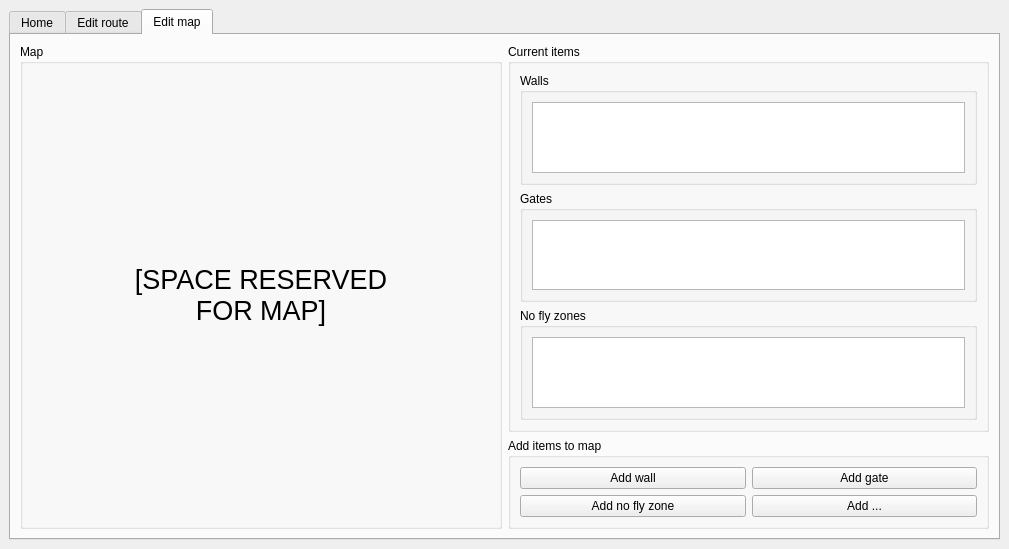
The window that hri.ui (dapeef/3yp-sheep-herding) describes before a commit, drawn with Qt 5.
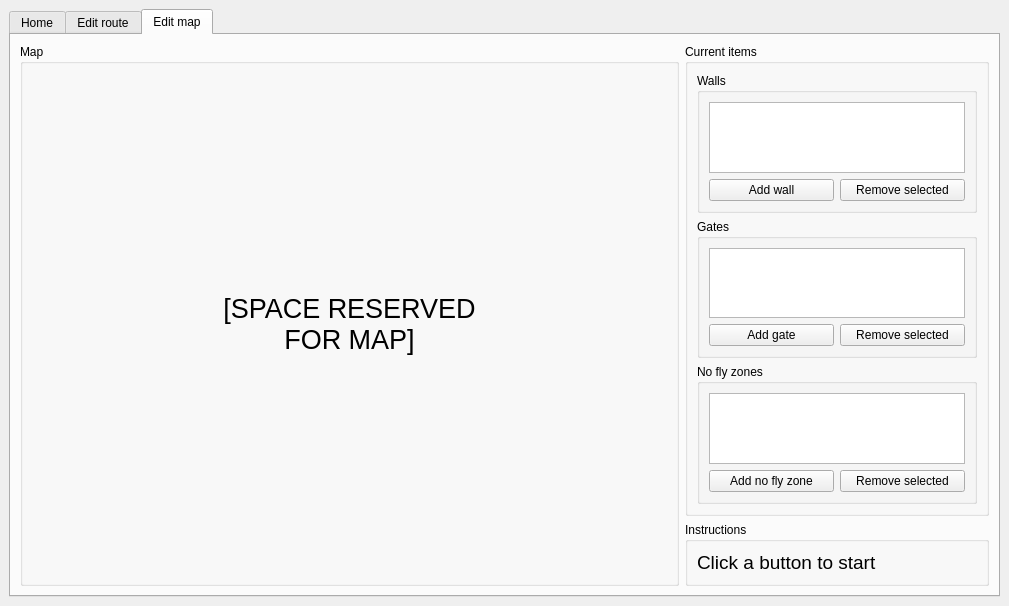
The same window after the commit. The open tabs and pages were chosen to show the change. Icons and pictures are not drawn.

Commit message: Add list handling functionality (add and remove)

```diff
--- a/hri.ui
+++ b/hri.ui
@@ -541,15 +541,33 @@
                </property>
                <layout class="QVBoxLayout" name="verticalLayout_7">
                 <item>
-                 <widget class="QColumnView" name="walls_view">
+                 <widget class="QListWidget" name="walls_list_widget">
                   <property name="sizePolicy">
-                   <sizepolicy hsizetype="MinimumExpanding" vsizetype="Expanding">
+                   <sizepolicy hsizetype="Minimum" vsizetype="Expanding">
                     <horstretch>0</horstretch>
                     <verstretch>0</verstretch>
                    </sizepolicy>
                   </property>
                  </widget>
                 </item>
+                <item>
+                 <layout class="QHBoxLayout" name="horizontalLayout_5">
+                  <item>
+                   <widget class="QPushButton" name="add_wall">
+                    <property name="text">
+                     <string>Add wall</string>
+                    </property>
+                   </widget>
+                  </item>
+                  <item>
+                   <widget class="QPushButton" name="remove_wall">
+                    <property name="text">
+                     <string>Remove selected</string>
+                    </property>
+                   </widget>
+                  </item>
+                 </layout>
+                </item>
                </layout>
               </widget>
              </item>
@@ -560,15 +578,33 @@
                </property>
                <layout class="QVBoxLayout" name="verticalLayout_8">
                 <item>
-                 <widget class="QColumnView" name="gates_view">
+                 <widget class="QListWidget" name="gates_list_widget">
                   <property name="sizePolicy">
-                   <sizepolicy hsizetype="MinimumExpanding" vsizetype="Expanding">
+                   <sizepolicy hsizetype="Minimum" vsizetype="Expanding">
                     <horstretch>0</horstretch>
                     <verstretch>0</verstretch>
                    </sizepolicy>
                   </property>
                  </widget>
                 </item>
+                <item>
+                 <layout class="QHBoxLayout" name="horizontalLayout_6">
+                  <item>
+                   <widget class="QPushButton" name="add_gate">
+                    <property name="text">
+                     <string>Add gate</string>
+                    </property>
+                   </widget>
+                  </item>
+                  <item>
+                   <widget class="QPushButton" name="remove_gate">
+                    <property name="text">
+                     <string>Remove selected</string>
+                    </property>
+                   </widget>
+                  </item>
+                 </layout>
+                </item>
                </layout>
               </widget>
              </item>
@@ -579,15 +615,33 @@
                </property>
                <layout class="QVBoxLayout" name="verticalLayout_9">
                 <item>
-                 <widget class="QColumnView" name="no_fly_view">
+                 <widget class="QListWidget" name="no_fly_list_widget">
                   <property name="sizePolicy">
-                   <sizepolicy hsizetype="MinimumExpanding" vsizetype="Expanding">
+                   <sizepolicy hsizetype="Minimum" vsizetype="Expanding">
                     <horstretch>0</horstretch>
                     <verstretch>0</verstretch>
                    </sizepolicy>
                   </property>
                  </widget>
                 </item>
+                <item>
+                 <layout class="QHBoxLayout" name="horizontalLayout_7">
+                  <item>
+                   <widget class="QPushButton" name="add_no_fly">
+                    <property name="text">
+                     <string>Add no fly zone</string>
+                    </property>
+                   </widget>
+                  </item>
+                  <item>
+                   <widget class="QPushButton" name="remove_no_fly">
+                    <property name="text">
+                     <string>Remove selected</string>
+                    </property>
+                   </widget>
+                  </item>
+                 </layout>
+                </item>
                </layout>
               </widget>
              </item>
@@ -595,42 +649,21 @@
            </widget>
           </item>
           <item>
-           <widget class="QGroupBox" name="add_items_box">
-            <property name="sizePolicy">
-             <sizepolicy hsizetype="Preferred" vsizetype="Minimum">
-              <horstretch>0</horstretch>
-              <verstretch>0</verstretch>
-             </sizepolicy>
-            </property>
+           <widget class="QGroupBox" name="groupBox">
             <property name="title">
-             <string>Add items to map</string>
+             <string>Instructions</string>
             </property>
-            <layout class="QGridLayout" name="gridLayout_3">
-             <item row="0" column="0">
-              <widget class="QPushButton" name="add_wall">
-               <property name="text">
-                <string>Add wall</string>
+            <layout class="QHBoxLayout" name="horizontalLayout_8">
+             <item>
+              <widget class="QLabel" name="label">
+               <property name="styleSheet">
+                <string notr="true">font: 14pt;</string>
                </property>
-              </widget>
-             </item>
-             <item row="1" column="0">
-              <widget class="QPushButton" name="add_no_fly">
                <property name="text">
-                <string>Add no fly zone</string>
+                <string>Click a button to start</string>
                </property>
-              </widget>
-             </item>
-             <item row="0" column="1">
-              <widget class="QPushButton" name="add_gate">
-               <property name="text">
-                <string>Add gate</string>
-               </property>
-              </widget>
-             </item>
-             <item row="1" column="1">
-              <widget class="QPushButton" name="add_">
-               <property name="text">
-                <string>Add ...</string>
+               <property name="wordWrap">
+                <bool>true</bool>
                </property>
               </widget>
              </item>
```
Left out of the diff: 6 changed lines with no effect on the pictures. The commit also changes 1 other file.
